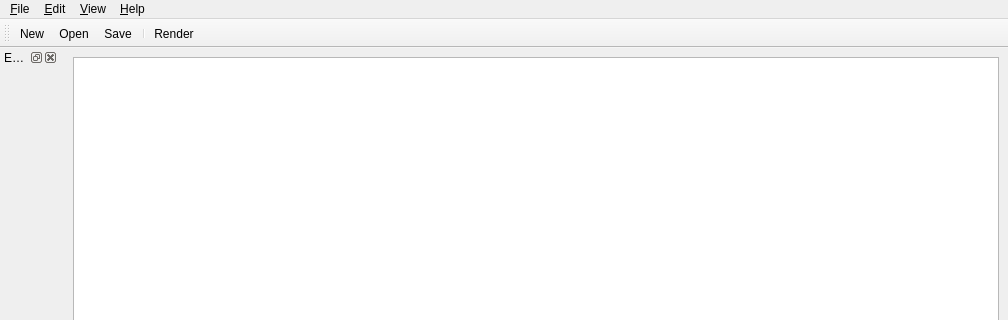
First picture: the form in ui/MainWindow.ui, repository RandyParedis/GraphDonkey, before the edit; both pictures show x 0 to 1008 and y 0 to 320 of the 1008 by 639 pixel window.
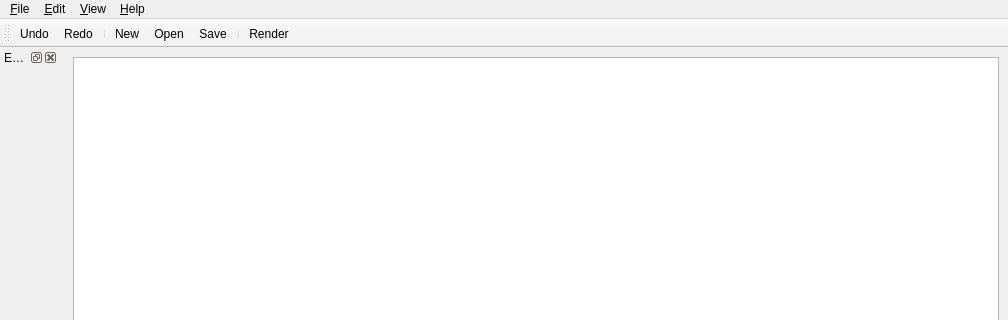
Second picture: the form after the edit.

The edit to the form file:
```diff
--- a/ui/MainWindow.ui
+++ b/ui/MainWindow.ui
@@ -94,6 +94,9 @@
    <attribute name="toolBarBreak">
     <bool>false</bool>
    </attribute>
+   <addaction name="actionUndo"/>
+   <addaction name="actionRedo"/>
+   <addaction name="separator"/>
    <addaction name="actionNew"/>
    <addaction name="actionOpen"/>
    <addaction name="actionSave"/>
@@ -213,6 +216,21 @@
     <string>&amp;Redo</string>
    </property>
   </action>
+  <action name="actionUndo">
+   <property name="text">
+    <string>Undo</string>
+   </property>
+  </action>
+  <action name="actionRedo">
+   <property name="text">
+    <string>Redo</string>
+   </property>
+  </action>
+  <action name="actionAboutGraphDonkey">
+   <property name="text">
+    <string>About Graph&amp;Donkey</string>
+   </property>
+  </action>
  </widget>
  <resources/>
  <connections>
```
Left out of the diff: 1 changed line with no effect on the pictures.
